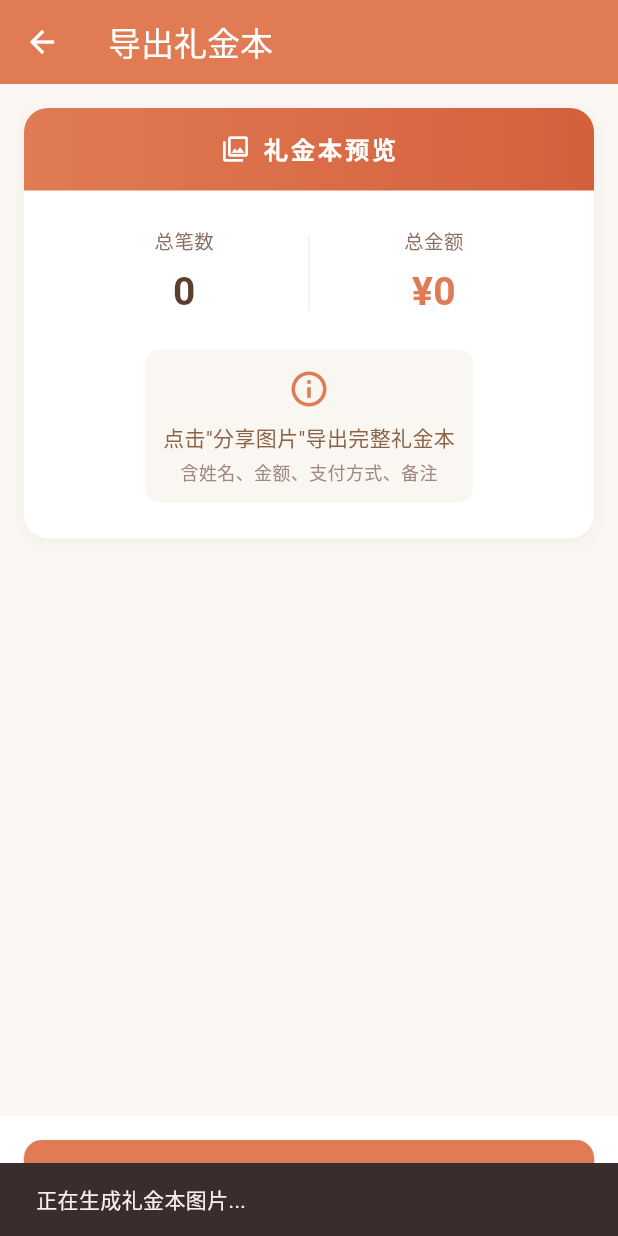
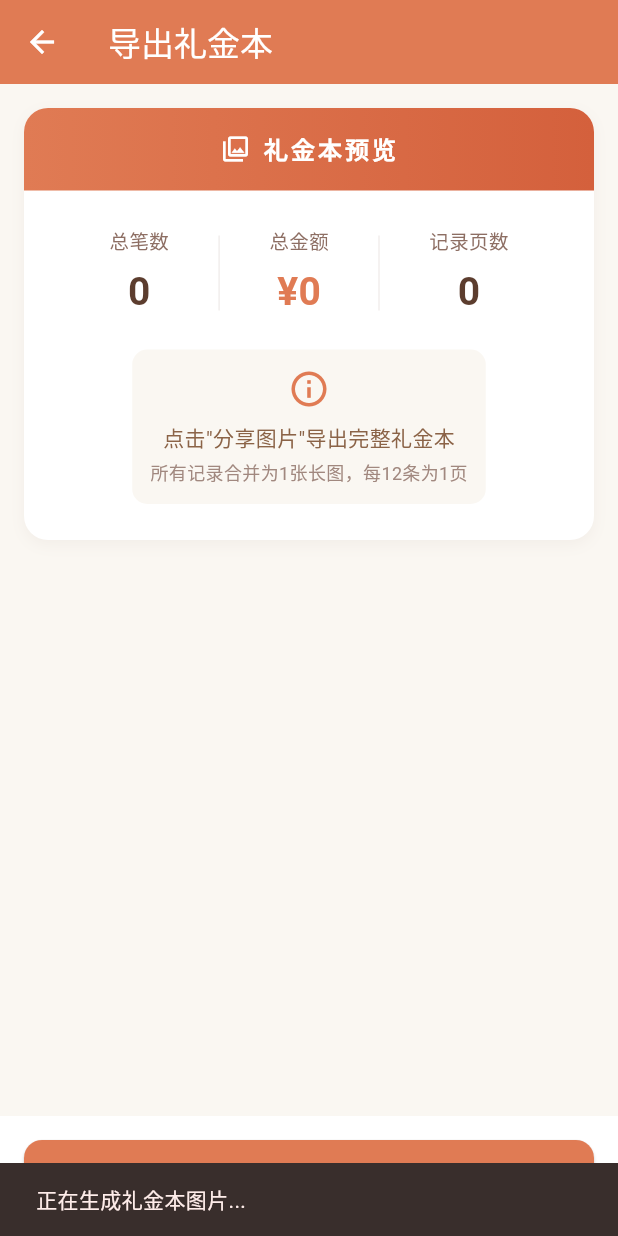
Before and after one commit to huise513/gift_record, a Flutter app: the ExportGiftBookScreen screen opened directly with empty values, after a tap on "分享图片", on a phone screen of 412 x 824 dp. Run offline on Flutter 3.47's test engine with Material 3 defaults, Android fonts, the phone set to English and light mode, and no system bars; our stand-ins replace screenshot, share_plus, sqflite; accounts and stored records are empty; Roboto replaces fonts that are missing (Microsoft YaHei).

Commit message:
v1.4.0: 导出合并为单张长图，每12条为1页，移除签名列，新增支付方式分布统计

```diff
--- a/lib/screens/export_screen.dart
+++ b/lib/screens/export_screen.dart
@@ -64,50 +64,34 @@ class ExportGiftBookScreen extends StatelessWidget {
 
   Future<void> _shareImage(BuildContext context) async {
     final currencyFmt = NumberFormat.currency(symbol: '¥', decimalDigits: 0);
-    final dateFmt = DateFormat('yyyy年MM月dd日 HH:mm');
-
-    const itemsPerPage = 12;
-    final totalPages = (gifts.length / itemsPerPage).ceil();
-
-    final pages = <Widget>[];
-    for (var i = 0; i < gifts.length; i += itemsPerPage) {
-      final pageGifts = gifts.skip(i).take(itemsPerPage).toList();
-      final pageNum = i ~/ itemsPerPage + 1;
-      pages.add(_buildPage(pageGifts, pageNum, totalPages, currencyFmt, dateFmt));
-    }
+    final dateFmt = DateFormat('yyyy年MM月dd日');
 
     ScaffoldMessenger.of(context).showSnackBar(
       const SnackBar(content: Text('正在生成礼金本图片...')),
     );
 
-    final files = <XFile>[];
-    final directory = await getTemporaryDirectory();
-
-    for (var i = 0; i < pages.length; i++) {
     try {
       final pageController = ScreenshotController();
+      final fullImage = _buildFullPage(gifts, currencyFmt, dateFmt);
+
       final image = await pageController.captureFromWidget(
         MediaQuery(
           data: const MediaQueryData(),
           child: Material(
-              child: pages[i],
+            child: fullImage,
           ),
         ),
         pixelRatio: 2.5,
         delay: const Duration(milliseconds: 100),
       );
 
-        final file = File('${directory.path}/gift_book_${i + 1}.png');
+      final directory = await getTemporaryDirectory();
+      final file = File('${directory.path}/gift_book.png');
       await file.writeAsBytes(image);
-        files.add(XFile(file.path));
+
+      await Share.shareXFiles([XFile(file.path)], text: '礼金本（共${gifts.length}条记录）');
     } catch (e) {
-        debugPrint('Page $i capture failed: $e');
-      }
-    }
-
-    if (files.isNotEmpty) {
-      await Share.shareXFiles(files, text: '礼金本（共${files.length}页）');
-    } else {
+      debugPrint('Capture failed: $e');
       if (context.mounted) {
         ScaffoldMessenger.of(context).showSnackBar(
           const SnackBar(content: Text('生成失败，请重试')),
@@ -116,16 +100,14 @@ class ExportGiftBookScreen extends StatelessWidget {
     }
   }
 
-  Widget _buildPage(
-    List<GiftEntry> pageGifts,
-    int pageNum,
-    int totalPages,
+  Widget _buildFullPage(
+    List<GiftEntry> allGifts,
     NumberFormat currencyFmt,
     DateFormat dateFmt,
   ) {
-    const itemsPerPage = 12;
-    final pageTotal = pageGifts.fold(0.0, (sum, g) => sum + g.amount);
-    final giftsWithNotes = pageGifts.where((g) => g.note != null && g.note!.isNotEmpty).toList();
+    final giftsWithNotes = allGifts.where((g) => g.note != null && g.note!.isNotEmpty).toList();
+    final pageTotal = allGifts.fold(0.0, (sum, g) => sum + g.amount);
+    final pageCount = (allGifts.length / 12).ceil();
 
     return Container(
       width: 680,
@@ -146,10 +128,6 @@ class ExportGiftBookScreen extends StatelessWidget {
             ),
             child: Column(
               children: [
-                Row(
-                  mainAxisAlignment: MainAxisAlignment.spaceBetween,
-                  children: [
-                    const SizedBox(width: 60),
                 const Text(
                   '礼 金 本',
                   style: TextStyle(
@@ -159,22 +137,9 @@ class ExportGiftBookScreen extends StatelessWidget {
                     letterSpacing: 8,
                   ),
                 ),
-                    Container(
-                      padding: const EdgeInsets.symmetric(horizontal: 10, vertical: 4),
-                      decoration: BoxDecoration(
-                        color: Colors.white.withOpacity(0.15),
-                        borderRadius: BorderRadius.circular(12),
-                      ),
-                      child: Text(
-                        '$pageNum / $totalPages',
-                        style: const TextStyle(fontSize: 12, color: Colors.white),
-                      ),
-                    ),
-                  ],
-                ),
                 const SizedBox(height: 6),
                 Text(
-                  DateFormat('yyyy年MM月dd日').format(DateTime.now()),
+                  dateFmt.format(DateTime.now()),
                   style: TextStyle(fontSize: 12, color: Colors.white.withOpacity(0.7)),
                 ),
                 const SizedBox(height: 16),
@@ -189,15 +154,15 @@ class ExportGiftBookScreen extends StatelessWidget {
                     children: [
                       Column(
                         children: [
-                          Text('本页笔数', style: TextStyle(fontSize: 11, color: Colors.white.withOpacity(0.65))),
+                          Text('总笔数', style: TextStyle(fontSize: 11, color: Colors.white.withOpacity(0.65))),
                           const SizedBox(height: 2),
-                          Text('${pageGifts.length}', style: const TextStyle(fontSize: 18, fontWeight: FontWeight.bold, color: Colors.white)),
+                          Text('${allGifts.length}', style: const TextStyle(fontSize: 18, fontWeight: FontWeight.bold, color: Colors.white)),
                         ],
                       ),
                       Container(width: 1, height: 30, color: Colors.white.withOpacity(0.25)),
                       Column(
                         children: [
-                          Text('本页小计', style: TextStyle(fontSize: 11, color: Colors.white.withOpacity(0.65))),
+                          Text('礼金总额', style: TextStyle(fontSize: 11, color: Colors.white.withOpacity(0.65))),
                           const SizedBox(height: 2),
                           Text(currencyFmt.format(pageTotal), style: const TextStyle(fontSize: 18, fontWeight: FontWeight.bold, color: Color(0xFFFFE066))),
                         ],
@@ -205,9 +170,9 @@ class ExportGiftBookScreen extends StatelessWidget {
                       Container(width: 1, height: 30, color: Colors.white.withOpacity(0.25)),
                       Column(
                         children: [
-                          Text('累计总额', style: TextStyle(fontSize: 11, color: Colors.white.withOpacity(0.65))),
+                          Text('记录页数', style: TextStyle(fontSize: 11, color: Colors.white.withOpacity(0.65))),
                           const SizedBox(height: 2),
-                          Text(currencyFmt.format(totalAmount), style: const TextStyle(fontSize: 18, fontWeight: FontWeight.bold, color: Colors.white)),
+                          Text('$pageCount', style: const TextStyle(fontSize: 18, fontWeight: FontWeight.bold, color: Colors.white)),
                         ],
                       ),
                     ],
@@ -216,6 +181,9 @@ class ExportGiftBookScreen extends StatelessWidget {
               ],
             ),
           ),
+
+          // 支付方式统计
+          _buildPaymentSummary(allGifts, currencyFmt),
 
           // 表头
           Container(
@@ -233,7 +201,38 @@ class ExportGiftBookScreen extends StatelessWidget {
                 _HCell('金额', flex: 2),
                 _HCell('方式', width: 66),
                 _HCell('备注', flex: 3),
-                _HCell('签名', width: 56),
+              ],
+            ),
+          ),
+
+          // 按页分组的记录（每12条为1页，页间用分隔线）
+          ...List.generate(pageCount, (pageIndex) {
+            final startIdx = pageIndex * 12;
+            final endIdx = (startIdx + 12).clamp(0, allGifts.length);
+            final pageGifts = allGifts.sublist(startIdx, endIdx);
+
+            return Column(
+              mainAxisSize: MainAxisSize.min,
+              children: [
+                // 页眉（第一页不显示，后续每页显示"续页"）
+                if (pageIndex > 0)
+                  Container(
+                    width: double.infinity,
+                    padding: const EdgeInsets.symmetric(vertical: 6, horizontal: 16),
+                    color: const Color(0xFFE07B54).withOpacity(0.04),
+                    child: Row(
+                      children: [
+                        const Icon(Icons.subdirectory_arrow_right, size: 14, color: Color(0xFFE07B54)),
+                        const SizedBox(width: 4),
+                        Text(
+                          '第 ${pageIndex + 1} 页（续）',
+                          style: const TextStyle(fontSize: 11, color: Color(0xFFE07B54), fontWeight: FontWeight.w500),
+                        ),
+                        const Spacer(),
+                        Text(
+                          currencyFmt.format(pageGifts.fold(0.0, (sum, g) => sum + g.amount)),
+                          style: const TextStyle(fontSize: 11, color: Color(0xFFE07B54)),
+                        ),
                       ],
                     ),
                   ),
@@ -242,7 +241,7 @@ class ExportGiftBookScreen extends StatelessWidget {
                 ...pageGifts.asMap().entries.map((entry) {
                   final index = entry.key;
                   final gift = entry.value;
-            final globalIndex = (pageNum - 1) * itemsPerPage + index;
+                  final globalIndex = startIdx + index;
                   final isEven = index % 2 == 0;
 
                   return Container(
@@ -258,14 +257,14 @@ class ExportGiftBookScreen extends StatelessWidget {
                         _Cell(currencyFmt.format(gift.amount), flex: 2, bold: true, color: const Color(0xFFE07B54)),
                         _Cell(_paymentEmoji(gift.paymentMethod) + gift.paymentMethod, width: 66, center: true, fontSize: 11, color: const Color(0xFF8B6347)),
                         _Cell(gift.note ?? '', flex: 3, fontSize: 11, color: const Color(0xFF9E8B7D)),
-                  const _Cell('', width: 56),
                       ],
                     ),
                   );
                 }),
 
                 // 空白行填充
-          ...List.generate(itemsPerPage - pageGifts.length, (i) {
+                if (pageIndex == pageCount - 1 && pageGifts.length < 12)
+                  ...List.generate(12 - pageGifts.length, (i) {
                     final isEven = (pageGifts.length + i) % 2 == 0;
                     return Container(
                       padding: const EdgeInsets.symmetric(horizontal: 16, vertical: 10),
@@ -280,9 +279,37 @@ class ExportGiftBookScreen extends StatelessWidget {
                           const _Cell('', flex: 2),
                           const _Cell('', width: 66),
                           const _Cell('', flex: 3),
-                  const _Cell('', width: 56),
                         ],
                       ),
+                    );
+                  }),
+
+                // 页脚汇总
+                Container(
+                  width: double.infinity,
+                  padding: const EdgeInsets.symmetric(horizontal: 16, vertical: 8),
+                  decoration: BoxDecoration(
+                    color: const Color(0xFFE07B54).withOpacity(0.03),
+                    border: Border(
+                      top: BorderSide(color: const Color(0xFFE07B54).withOpacity(0.12), width: 1),
+                      bottom: BorderSide(color: const Color(0xFFE07B54).withOpacity(0.08), width: 1),
+                    ),
+                  ),
+                  child: Row(
+                    mainAxisAlignment: MainAxisAlignment.spaceBetween,
+                    children: [
+                      Text(
+                        '第 ${pageIndex + 1} / $pageCount 页',
+                        style: TextStyle(fontSize: 10, color: Colors.brown[300]),
+                      ),
+                      Text(
+                        '本页小计：${currencyFmt.format(pageGifts.fold(0.0, (sum, g) => sum + g.amount))}',
+                        style: const TextStyle(fontSize: 10, color: Color(0xFFE07B54)),
+                      ),
+                    ],
+                  ),
+                ),
+              ],
             );
           }),
 
@@ -290,7 +317,7 @@ class ExportGiftBookScreen extends StatelessWidget {
           if (giftsWithNotes.isNotEmpty) ...[
             Container(
               width: double.infinity,
-              padding: const EdgeInsets.symmetric(horizontal: 16, vertical: 10),
+              padding: const EdgeInsets.all(16),
               decoration: BoxDecoration(
                 color: const Color(0xFFE07B54).withOpacity(0.04),
                 border: Border(top: BorderSide(color: const Color(0xFFE07B54).withOpacity(0.12), width: 1)),
@@ -300,33 +327,33 @@ class ExportGiftBookScreen extends StatelessWidget {
                 children: [
                   Row(
                     children: [
-                      const Icon(Icons.note_outlined, size: 13, color: Color(0xFFE07B54)),
-                      const SizedBox(width: 4),
+                      const Icon(Icons.note_outlined, size: 14, color: Color(0xFFE07B54)),
+                      const SizedBox(width: 6),
                       const Text(
-                        '备注',
+                        '备注说明',
                         style: TextStyle(
-                          fontSize: 12,
+                          fontSize: 13,
                           fontWeight: FontWeight.w600,
                           color: Color(0xFFE07B54),
                         ),
                       ),
                     ],
                   ),
-                  const SizedBox(height: 6),
+                  const SizedBox(height: 8),
                   ...giftsWithNotes.map((gift) {
                     return Padding(
-                      padding: const EdgeInsets.only(bottom: 4),
+                      padding: const EdgeInsets.only(bottom: 5),
                       child: Row(
                         crossAxisAlignment: CrossAxisAlignment.start,
                         children: [
                           Text(
                             '${gift.giverName}：',
-                            style: const TextStyle(fontSize: 11, fontWeight: FontWeight.w500, color: Color(0xFF8B6347)),
+                            style: const TextStyle(fontSize: 12, fontWeight: FontWeight.w500, color: Color(0xFF8B6347)),
                           ),
                           Expanded(
                             child: Text(
                               gift.note!,
-                              style: const TextStyle(fontSize: 11, color: Color(0xFF9E8B7D)),
+                              style: const TextStyle(fontSize: 12, color: Color(0xFF9E8B7D)),
                             ),
                           ),
                         ],
@@ -338,25 +365,64 @@ class ExportGiftBookScreen extends StatelessWidget {
             ),
           ],
 
-          // 底部汇总
+          // 底部总汇总
           Container(
-            padding: const EdgeInsets.all(16),
+            width: double.infinity,
+            padding: const EdgeInsets.all(20),
             decoration: BoxDecoration(
               color: Colors.white,
-              border: Border(top: BorderSide(color: const Color(0xFFE07B54).withOpacity(0.2), width: 2)),
+              border: Border(top: BorderSide(color: const Color(0xFFE07B54).withOpacity(0.25), width: 2)),
             ),
             child: Row(
               mainAxisAlignment: MainAxisAlignment.spaceEvenly,
               children: [
-                _SummaryItem(label: '本页笔数', value: '${pageGifts.length}', color: const Color(0xFFE07B54)),
-                _SummaryItem(label: '本页小计', value: currencyFmt.format(pageTotal), color: const Color(0xFFE07B54)),
-                _SummaryItem(label: '累计总额', value: currencyFmt.format(totalAmount), color: const Color(0xFFD4603C)),
+                _SummaryItem(label: '总笔数', value: '${allGifts.length}', color: const Color(0xFFE07B54)),
+                _SummaryItem(label: '礼金总额', value: currencyFmt.format(pageTotal), color: const Color(0xFFE07B54)),
+                _SummaryItem(label: '现金', value: currencyFmt.format(_sumByMethod(allGifts, '现金')), color: const Color(0xFF8B6347)),
+                _SummaryItem(label: '微信', value: currencyFmt.format(_sumByMethod(allGifts, '微信')), color: const Color(0xFF4CAF50)),
+                _SummaryItem(label: '支付宝', value: currencyFmt.format(_sumByMethod(allGifts, '支付宝')), color: const Color(0xFF2196F3)),
               ],
             ),
           ),
         ],
       ),
     );
+  }
+
+  Widget _buildPaymentSummary(List<GiftEntry> allGifts, NumberFormat currencyFmt) {
+    final cashTotal = _sumByMethod(allGifts, '现金');
+    final wechatTotal = _sumByMethod(allGifts, '微信');
+    final alipayTotal = _sumByMethod(allGifts, '支付宝');
+    final bankTotal = _sumByMethod(allGifts, '银行转账');
+
+    final hasMultiple = [cashTotal, wechatTotal, alipayTotal, bankTotal].where((t) => t > 0).length;
+
+    // 只有一种支付方式时不显示统计行
+    if (hasMultiple <= 1) return const SizedBox.shrink();
+
+    return Container(
+      padding: const EdgeInsets.symmetric(horizontal: 16, vertical: 10),
+      decoration: BoxDecoration(
+        color: Colors.white,
+        border: Border(bottom: BorderSide(color: Colors.brown.withOpacity(0.08))),
+      ),
+      child: Row(
+        children: [
+          const Icon(Icons.pie_chart_outline, size: 14, color: Color(0xFFE07B54)),
+          const SizedBox(width: 6),
+          Text('支付方式分布', style: TextStyle(fontSize: 11, color: Colors.brown[400], fontWeight: FontWeight.w500)),
+          const SizedBox(width: 12),
+          if (cashTotal > 0) _PaymentChip(method: '现金', emoji: '💵', amount: currencyFmt.format(cashTotal)),
+          if (wechatTotal > 0) _PaymentChip(method: '微信', emoji: '💚', amount: currencyFmt.format(wechatTotal)),
+          if (alipayTotal > 0) _PaymentChip(method: '支付宝', emoji: '🔵', amount: currencyFmt.format(alipayTotal)),
+          if (bankTotal > 0) _PaymentChip(method: '银行转账', emoji: '🏦', amount: currencyFmt.format(bankTotal)),
+        ],
+      ),
+    );
+  }
+
+  double _sumByMethod(List<GiftEntry> gifts, String method) {
+    return gifts.where((g) => g.paymentMethod == method).fold(0.0, (sum, g) => sum + g.amount);
   }
 
   String _paymentEmoji(String method) {
@@ -366,6 +432,34 @@ class ExportGiftBookScreen extends StatelessWidget {
       '银行转账' => '🏦 ',
       _ => '💵 ',
     };
+  }
+}
+
+class _PaymentChip extends StatelessWidget {
+  final String method;
+  final String emoji;
+  final String amount;
+
+  const _PaymentChip({required this.method, required this.emoji, required this.amount});
+
+  @override
+  Widget build(BuildContext context) {
+    return Container(
+      margin: const EdgeInsets.only(right: 8),
+      padding: const EdgeInsets.symmetric(horizontal: 8, vertical: 4),
+      decoration: BoxDecoration(
+        color: const Color(0xFFFAF7F2),
+        borderRadius: BorderRadius.circular(6),
+      ),
+      child: Row(
+        mainAxisSize: MainAxisSize.min,
+        children: [
+          Text(emoji, style: const TextStyle(fontSize: 10)),
+          const SizedBox(width: 3),
+          Text(amount, style: const TextStyle(fontSize: 11, fontWeight: FontWeight.w500, color: Color(0xFF8B6347))),
+        ],
+      ),
+    );
   }
 }
 
@@ -461,7 +555,7 @@ class _SummaryItem extends StatelessWidget {
       children: [
         Text(label, style: TextStyle(fontSize: 11, color: Colors.brown[400])),
         const SizedBox(height: 3),
-        Text(value, style: TextStyle(fontSize: 18, fontWeight: FontWeight.bold, color: color)),
+        Text(value, style: TextStyle(fontSize: 16, fontWeight: FontWeight.bold, color: color)),
       ],
     );
   }
@@ -476,6 +570,7 @@ class _PreviewCard extends StatelessWidget {
   @override
   Widget build(BuildContext context) {
     final currencyFmt = NumberFormat.currency(symbol: '¥', decimalDigits: 0);
+    final pageCount = (gifts.length / 12).ceil();
 
     return Container(
       decoration: BoxDecoration(
@@ -524,6 +619,8 @@ class _PreviewCard extends StatelessWidget {
                     _StatBox(label: '总笔数', value: '${gifts.length}'),
                     Container(width: 1, height: 50, color: Colors.brown.withOpacity(0.1)),
                     _StatBox(label: '总金额', value: currencyFmt.format(totalAmount), valueColor: const Color(0xFFE07B54)),
+                    Container(width: 1, height: 50, color: Colors.brown.withOpacity(0.1)),
+                    _StatBox(label: '记录页数', value: '$pageCount'),
                   ],
                 ),
                 const SizedBox(height: 20),
@@ -540,7 +637,7 @@ class _PreviewCard extends StatelessWidget {
                       const Text('点击"分享图片"导出完整礼金本', style: TextStyle(fontSize: 14, color: Color(0xFF8B6347))),
                       const SizedBox(height: 4),
                       Text(
-                        '含姓名、金额、支付方式、备注',
+                        '所有记录合并为1张长图，每12条为1页',
                         style: TextStyle(fontSize: 12, color: Colors.brown[300]),
                       ),
                     ],
```
Lines whose indentation alone changed are shown as unchanged.
